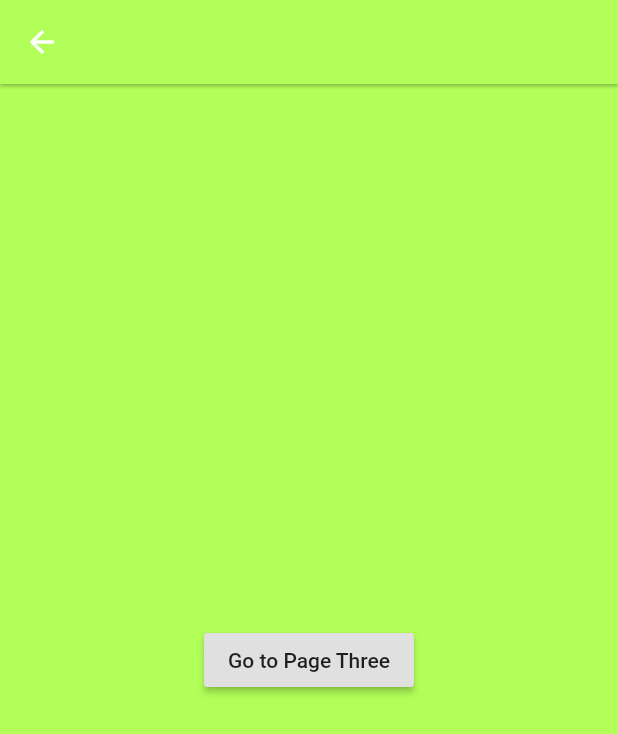
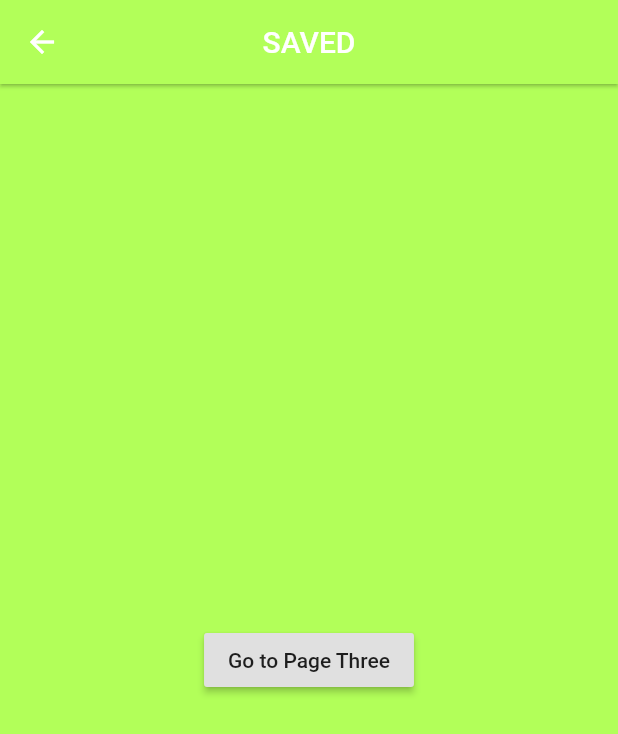
Before and after one commit to kkhan01/Finder, a Flutter app: the screen it shows after launch, after a tap on "Go to Page Two", on a phone screen of 412 x 824 dp. Shown: the top 734 px of the screen. Run offline on Flutter 3.47's test engine with Material 2 defaults, Android fonts, the phone set to English and light mode, and no system bars; our stand-ins replace sqflite; accounts and stored records are empty.

```diff
--- a/lib/main.dart
+++ b/lib/main.dart
@@ -35,6 +35,24 @@ class MyApp extends StatelessWidget {
   @override
   Widget build(BuildContext ctx) {
     return Scaffold(
+      appBar: AppBar(
+        centerTitle: true,
+        title: Text("Job Search"),
+        backgroundColor: Theme.of(ctx).accentColor,
+        elevation: 2.0,
+        leading: new IconButton(
+          icon: new Icon(Icons.build),
+          onPressed: () => Navigator.push(ctx, PageThree()),
+        ),
+        actions: <Widget>[
+          IconButton(
+            icon: Icon(Icons.inbox),
+            onPressed: (){
+              Navigator.push(ctx, PageTwo());
+            },
+          )
+        ],
+      ),
       body: Center(
         child: FlatButton(
           onPressed: (){
@@ -51,6 +69,8 @@ class PageTwo extends MaterialPageRoute<Null> {
   PageTwo() : super(builder: (BuildContext ctx) {
       return Scaffold(
         appBar: AppBar(
+          centerTitle: true,
+          title: Text("SAVED"),
           backgroundColor: Theme.of(ctx).canvasColor,
           elevation: 1.0,
         ),
@@ -73,14 +93,16 @@ class PageThree extends MaterialPageRoute<Null> {
   PageThree() : super(builder: (BuildContext ctx) {
       return Scaffold(
         appBar: AppBar(
-          title: Text("Last Page!"),
+          centerTitle: true,
+          title: Text("SETTINGS"),
           backgroundColor: Theme.of(ctx).accentColor,
           elevation: 2.0,
           actions: <Widget>[
             IconButton(
-              icon: Icon(Icons.close),
+              icon: Icon(Icons.check),
               onPressed: (){
-                Navigator.pop(ctx);
+                Navigator.popUntil(ctx, ModalRoute.withName(Navigator.defaultRouteName));
+                // save method here
               },
             )
           ],
```
